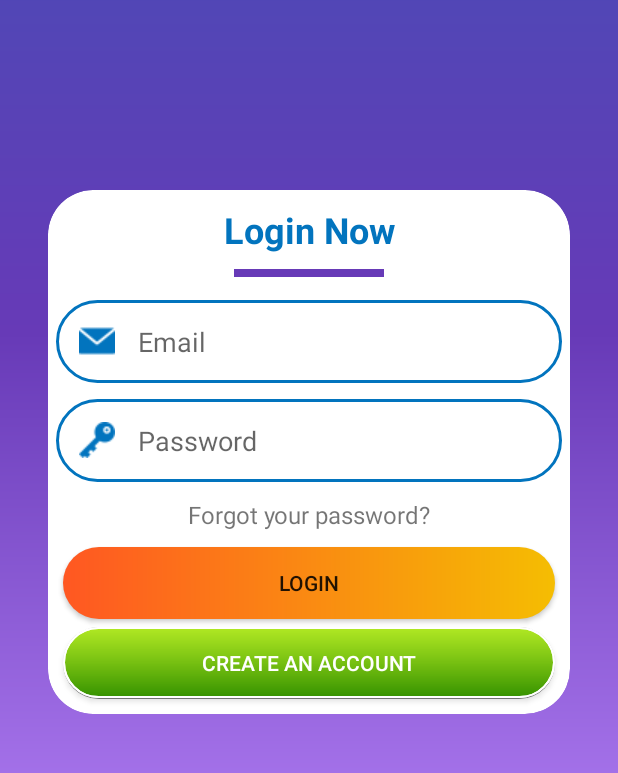
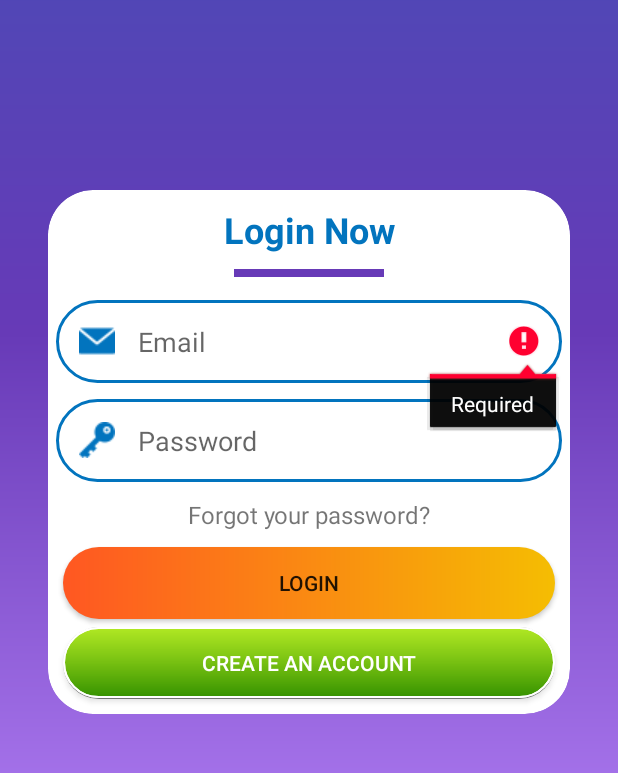
Before and after one commit to devmansh/LEarnKaro, an Android app: the screen it shows after launch (LoginActivity), after a tap on "LOGIN", on a phone screen of 412 x 824 dp, the part 285-1058 px from its top. Run offline under Robolectric (Android 15) with nearby library versions, the phone set to English and light mode, and no system bars; our stand-ins replace Firebase (no records; nobody signed in at launch, a user with empty details on screens opened directly); Roboto replaces fonts that are not available here.

Commit message:
Add Forget Password Activity and functionality.

```diff
--- a/app/src/main/java/com/example/learnkaro/LoginActivity.java
+++ b/app/src/main/java/com/example/learnkaro/LoginActivity.java
@@ -1,27 +1,21 @@
 package com.example.learnkaro;
 
-import androidx.annotation.NonNull;
 import androidx.appcompat.app.AppCompatActivity;
 
 import android.app.ProgressDialog;
 import android.content.Intent;
 import android.os.Bundle;
 import android.view.View;
-import android.widget.ProgressBar;
+import android.view.WindowManager;
 import android.widget.Toast;
 
 import com.example.learnkaro.databinding.ActivityLoginBinding;
-import com.google.android.gms.tasks.OnCompleteListener;
-import com.google.android.gms.tasks.Task;
-import com.google.firebase.auth.AuthResult;
 import com.google.firebase.auth.FirebaseAuth;
 
 public class LoginActivity extends AppCompatActivity {
 
     ActivityLoginBinding binding;
     FirebaseAuth auth;
-    ProgressDialog dialog;
-
 
     @Override
     protected void onCreate(Bundle savedInstanceState) {
@@ -31,46 +25,60 @@ public class LoginActivity extends AppCompatActivity {
 
         auth = FirebaseAuth.getInstance();
 
-        dialog = new ProgressDialog(this);
-        dialog.setMessage("Logging you in...");
-
-
-
-
-        binding.loginBtn.setOnClickListener(new View.OnClickListener() {
+        binding.textView2.setOnClickListener(new View.OnClickListener() {
             @Override
             public void onClick(View view) {
+                startActivity(new Intent(LoginActivity.this, ForgetPasswordActivity.class));
+            }
+        });
 
+        binding.loginBtn.setOnClickListener(view -> {
+            showProgressBar();
             String email, pass;
-
             email = binding.emailBox.getText().toString();
             pass = binding.passwordBox.getText().toString();
 
-                dialog.show();
-
-                auth.signInWithEmailAndPassword(email, pass).addOnCompleteListener(new OnCompleteListener<AuthResult>() {
-                    @Override
-                    public void onComplete(@NonNull Task<AuthResult> task) {
-
-                        dialog.dismiss();
+            if (email.isEmpty()) {
+                binding.emailBox.setError("Required");
+                binding.emailBox.requestFocus();
+                hideProgressBar();
+            }else if (pass.isEmpty()) {
+                binding.passwordBox.setError("Required");
+                binding.passwordBox.requestFocus();
+                hideProgressBar();
+            }else {
+                auth.signInWithEmailAndPassword(email, pass).addOnCompleteListener(task -> {
                     if (task.isSuccessful()){
                         startActivity(new Intent(LoginActivity.this, MainActivity.class));
                         finish();
                     } else {
+                        hideProgressBar();
+                        if (task.getException() != null) {
                             Toast.makeText(LoginActivity.this, task.getException().getLocalizedMessage(), Toast.LENGTH_SHORT).show();
+                        }else {
+                            Toast.makeText(LoginActivity.this, "Something went wrong...", Toast.LENGTH_SHORT).show();
                         }
-
-                    }
-                });
-
-            }
-        });
-
-        binding.createNewUser.setOnClickListener(new View.OnClickListener() {
-            @Override
-            public void onClick(View view) {
-                startActivity(new Intent(LoginActivity.this, signupActivity.class));
                     }
                 });
             }
+
+        });
+
+        binding.createNewUser.setOnClickListener(view -> startActivity(new Intent(LoginActivity.this, signupActivity.class)));
     }
+
+    private void showProgressBar() {
+        binding.progressBar.setVisibility(View.VISIBLE);
+        binding.layout.setAlpha(0.3f);
+        getWindow().setFlags(
+                WindowManager.LayoutParams.FLAG_NOT_TOUCHABLE,
+                WindowManager.LayoutParams.FLAG_NOT_TOUCHABLE
+        );
+    }
+
+    private void hideProgressBar() {
+        binding.progressBar.setVisibility(View.GONE);
+        binding.layout.setAlpha(1f);
+        getWindow().clearFlags(WindowManager.LayoutParams.FLAG_NOT_TOUCHABLE);
+    }
+}
--- a/app/src/main/res/layout/activity_login.xml
+++ b/app/src/main/res/layout/activity_login.xml
@@ -1,4 +1,5 @@
 <?xml version="1.0" encoding="utf-8"?>
+
 <androidx.constraintlayout.widget.ConstraintLayout xmlns:android="http://schemas.android.com/apk/res/android"
     xmlns:app="http://schemas.android.com/apk/res-auto"
     xmlns:tools="http://schemas.android.com/tools"
@@ -6,6 +7,11 @@
     android:layout_height="match_parent"
     android:background="@drawable/background"
     tools:context=".LoginActivity">
+
+    <androidx.constraintlayout.widget.ConstraintLayout
+        android:id="@+id/layout"
+        android:layout_width="match_parent"
+        android:layout_height="match_parent">
 
         <ImageView
             android:id="@+id/imageView2"
@@ -123,3 +129,15 @@
         </androidx.cardview.widget.CardView>
 
     </androidx.constraintlayout.widget.ConstraintLayout>
+
+    <ProgressBar
+        android:id="@+id/progressBar"
+        app:layout_constraintStart_toStartOf="parent"
+        app:layout_constraintEnd_toEndOf="parent"
+        app:layout_constraintTop_toTopOf="parent"
+        android:visibility="gone"
+        app:layout_constraintBottom_toBottomOf="parent"
+        android:layout_width="wrap_content"
+        android:layout_height="wrap_content"/>
+
+</androidx.constraintlayout.widget.ConstraintLayout>
```
Also changed, not shown: app/src/main/AndroidManifest.xml (+9 -6 lines), app/src/main/java/com/example/learnkaro/ForgetPasswordActivity.java (added, +82 -0 lines), app/src/main/res/layout/activity_forget_password.xml (added, +32 -0 lines). Lines whose indentation alone changed are shown as unchanged.
